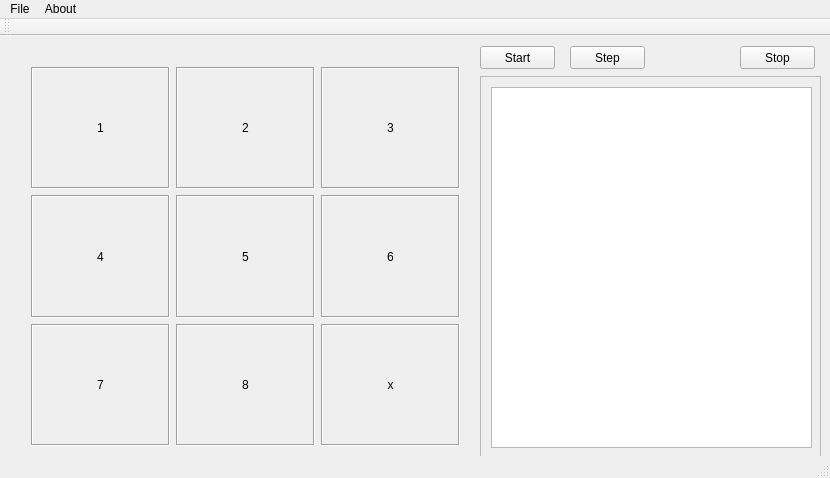
Old version of the form mainwindow.ui in the repository Tinsed/8_puzzle.
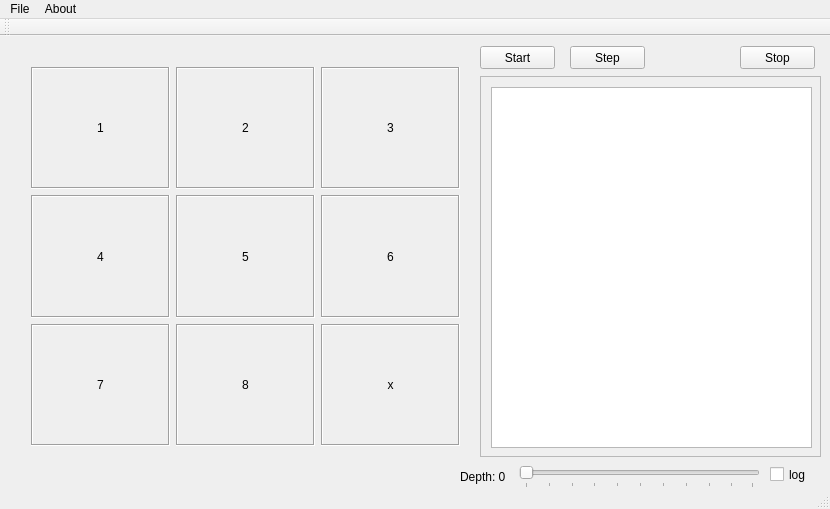
New version of the form.

Commit message: Update: GUI: added tabs, log field, depth regulator

Patch:
```diff
--- a/mainwindow.ui
+++ b/mainwindow.ui
@@ -7,7 +7,7 @@
     <x>0</x>
     <y>0</y>
     <width>830</width>
-    <height>478</height>
+    <height>509</height>
    </rect>
   </property>
   <property name="sizePolicy">
@@ -248,6 +248,48 @@
      </item>
     </layout>
    </widget>
+   <widget class="QCheckBox" name="checkBox">
+    <property name="geometry">
+     <rect>
+      <x>770</x>
+      <y>430</y>
+      <width>70</width>
+      <height>17</height>
+     </rect>
+    </property>
+    <property name="text">
+     <string>log</string>
+    </property>
+   </widget>
+   <widget class="QLabel" name="label_10">
+    <property name="geometry">
+     <rect>
+      <x>460</x>
+      <y>430</y>
+      <width>61</width>
+      <height>21</height>
+     </rect>
+    </property>
+    <property name="text">
+     <string>Depth: 0</string>
+    </property>
+   </widget>
+   <widget class="QSlider" name="horizontalSlider">
+    <property name="geometry">
+     <rect>
+      <x>519</x>
+      <y>430</y>
+      <width>241</width>
+      <height>22</height>
+     </rect>
+    </property>
+    <property name="orientation">
+     <enum>Qt::Horizontal</enum>
+    </property>
+    <property name="tickPosition">
+     <enum>QSlider::TicksBelow</enum>
+    </property>
+   </widget>
   </widget>
   <widget class="QMenuBar" name="menuBar">
    <property name="geometry">
```
Left out of the diff: 18 changed lines with no effect on the pictures. The commit also changes 2 other files.
